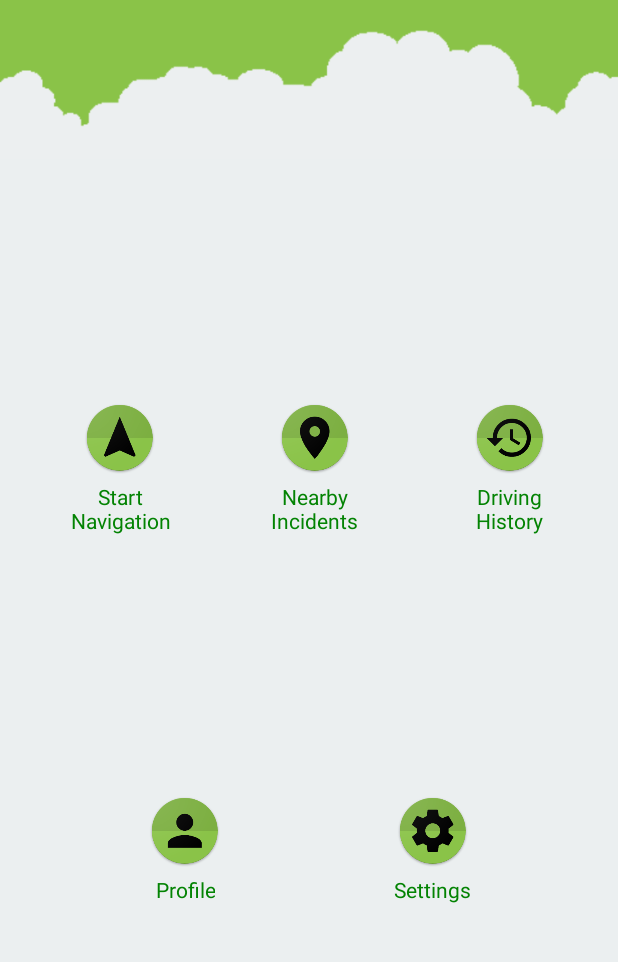
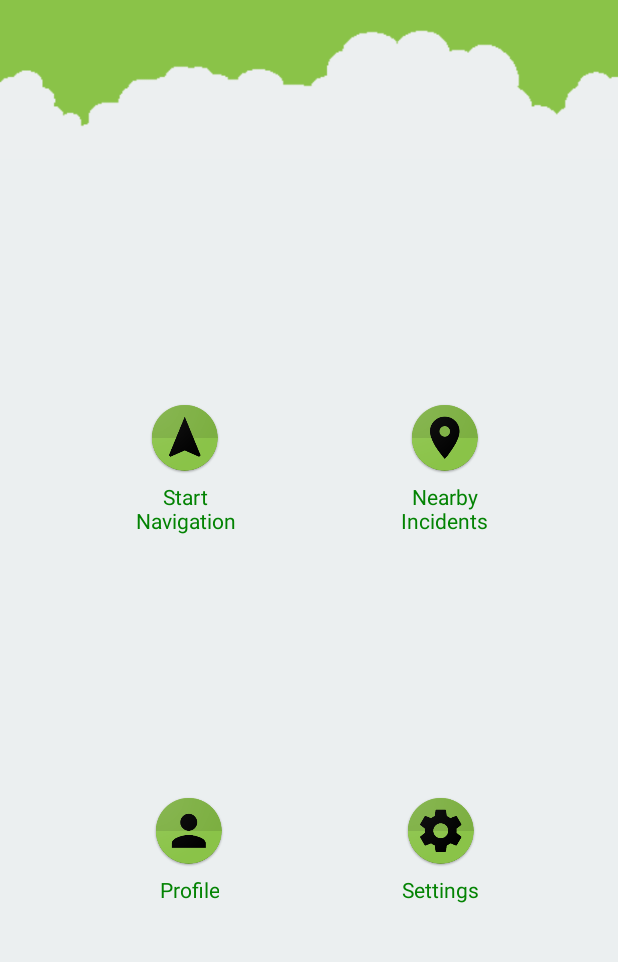
Before and after one commit to nadunj/GOSafeDemo, an Android app: the screen it shows after launch (MainMenu), on a phone screen of 412 x 824 dp, the part 60-1022 px from its top. Run offline under Robolectric (Android 15) with nearby library versions, the phone set to English and light mode, and no system bars; our stand-ins replace Room's generated code.

```diff
--- a/app/build.gradle
+++ b/app/build.gradle
@@ -38,6 +38,7 @@ dependencies {
     implementation 'com.google.android.gms:play-services-maps:17.0.0'
     implementation 'com.google.android.gms:play-services-places:17.0.0'
     implementation 'com.google.android.gms:play-services-location:17.0.0'
+    implementation 'com.google.android.libraries.places:places:1.0.0'
     implementation 'com.afollestad.material-dialogs:commons:0.9.6.0'
     implementation 'com.airbnb.android:lottie:2.0.0'
     implementation 'androidx.room:room-runtime:2.2.5'
@@ -51,7 +52,7 @@ dependencies {
     implementation 'com.google.code.gson:gson:2.8.5'
     implementation 'com.squareup.retrofit2:retrofit:2.3.0'
     implementation 'com.squareup.retrofit2:converter-gson:2.3.0'
-    implementation 'com.android.volley:volley:1.0.0'
+
 
     implementation 'androidx.multidex:multidex:2.0.1'
     implementation 'com.squareup.okhttp3:logging-interceptor:3.8.0'
--- a/app/src/main/java/apps/njl/gosafe/DriverHistoryAdapter.java
+++ b/app/src/main/java/apps/njl/gosafe/DriverHistoryAdapter.java
@@ -75,7 +75,7 @@ public class DriverHistoryAdapter extends RecyclerView.Adapter<DriverHistoryAdap
             txt_speed = itemView.findViewById(R.id.txt_historyfrag_avgspeed);
             txt_earnedScore = itemView.findViewById(R.id.txt_historyfrag_earnedscore);
             txt_reducedScore = itemView.findViewById(R.id.txt_historyfrag_reducedscore);
-            txt_totalScore = itemView.findViewById(R.id.txt_historyfrag_totalscore);
+
             btn_speedMap = itemView.findViewById(R.id.btn_history_map);
         }
     }
--- a/app/src/main/java/apps/njl/gosafe/LoginActivity.java
+++ b/app/src/main/java/apps/njl/gosafe/LoginActivity.java
@@ -42,7 +42,7 @@ public class LoginActivity extends AppCompatActivity {
         signuptxt = findViewById(R.id.txtsignup);
         layout = findViewById(R.id.layout_login);
 
-        sharedPreferences = getSharedPreferences("iSafe_settings",0);
+        sharedPreferences = getSharedPreferences("GoSafe_settings",0);
         editor = sharedPreferences.edit();
 
         editor.putBoolean("guest",true);
--- a/app/src/main/java/apps/njl/gosafe/MainMenu.java
+++ b/app/src/main/java/apps/njl/gosafe/MainMenu.java
@@ -41,15 +41,14 @@ public class MainMenu extends AppCompatActivity {
         layout = findViewById(R.id.layout_home);
         btn_navigation = findViewById(R.id.btn_mnu_navigate);
         btn_neabyIncident = findViewById(R.id.btn_mnu_incidents);
-        btn_history = findViewById(R.id.btn_mnu_history);
         btn_profile = findViewById(R.id.btn_mnu_profile);
         btn_settings = findViewById(R.id.btn_mnu_settings);
-        sharedPref = getSharedPreferences("iSafe_settings", 0);
+        sharedPref = getSharedPreferences("GoSafe_settings", 0);
         editor = sharedPref.edit();
 
-        tripDB = Room.databaseBuilder(getApplicationContext(), TripDB.class, "TripDB").fallbackToDestructiveMigration()
-                .allowMainThreadQueries()
-                .build();
+//        tripDB = Room.databaseBuilder(getApplicationContext(), TripDB.class, "TripDB").fallbackToDestructiveMigration()
+//                .allowMainThreadQueries()
+//                .build();
     }
 
     /**Initialize methods**/
@@ -86,7 +85,7 @@ public class MainMenu extends AppCompatActivity {
         });
 
         /**Start driving history activity**/
-        btn_history.setOnClickListener(new View.OnClickListener() {
+      /*  btn_history.setOnClickListener(new View.OnClickListener() {
             @Override
             public void onClick(View view) {
                 if(token!=null) {
@@ -101,7 +100,7 @@ public class MainMenu extends AppCompatActivity {
                 setMessage("Please login to access this service");
             }
             }
-        });
+        }); */
 
         /**start profile activity**/
         btn_profile.setOnClickListener(new View.OnClickListener() {
--- a/app/src/main/java/apps/njl/gosafe/Navigation.java
+++ b/app/src/main/java/apps/njl/gosafe/Navigation.java
@@ -312,7 +312,7 @@ public class Navigation extends AppCompatActivity implements OnMapReadyCallback,
     }
 
     private void Init() {
-        sharedPref = getSharedPreferences("iSafe_settings", 0);
+        sharedPref = getSharedPreferences("GoSafe_settings", 0);
         isReroute = getIntent().getBooleanExtra("isReroute", false);
         database = FirebaseDatabase.getInstance();
         myRef = database.getReference().child("RT-Incidents");
--- a/app/src/main/java/apps/njl/gosafe/ProfileActivity.java
+++ b/app/src/main/java/apps/njl/gosafe/ProfileActivity.java
@@ -85,7 +85,7 @@ public class ProfileActivity extends AppCompatActivity {
         restInterface = RESTClient.getInstance().create(RESTInterface.class);
         layout = findViewById(R.id.layout_profile);
 
-        profilePic = findViewById(R.id.img_profile);
+
         txt_fName = findViewById(R.id.fname);
         txt_nicNumber = findViewById(R.id.inputnic);
         txt_dob = findViewById(R.id.inputdob);
--- a/app/src/main/res/layout/activity_main_menu.xml
+++ b/app/src/main/res/layout/activity_main_menu.xml
@@ -32,8 +32,7 @@
         android:textColor="#fff"
         android:textSize="30sp"
         app:layout_constraintEnd_toEndOf="parent"
-        app:layout_constraintStart_toStartOf="parent"
-        app:layout_constraintTop_toBottomOf="@+id/lottieAnimationView" />
+        app:layout_constraintStart_toStartOf="parent" />
 
     <ImageView
         android:id="@+id/img_cloud"
@@ -85,8 +84,7 @@
         android:layout_marginTop="8dp"
         android:orientation="vertical"
         app:layout_constraintBottom_toTopOf="@+id/layout_mnu_settings"
-        app:layout_constraintEnd_toStartOf="@+id/layout_mnu_history"
-        app:layout_constraintHorizontal_bias="0.5"
+        app:layout_constraintEnd_toEndOf="parent"
         app:layout_constraintStart_toEndOf="@+id/layout_mnu_navigation"
         app:layout_constraintTop_toBottomOf="@+id/img_cloud">
 
@@ -105,38 +103,6 @@
             android:layout_margin="5dp"
             android:gravity="center"
             android:text="Nearby\nIncidents"
-            android:textColor="@color/colorPrimaryDark" />
-    </LinearLayout>
-
-    <LinearLayout
-        android:id="@+id/layout_mnu_history"
-        android:layout_width="100dp"
-        android:layout_height="100dp"
-        android:layout_marginBottom="8dp"
-        android:layout_marginStart="8dp"
-        android:layout_marginTop="8dp"
-        android:orientation="vertical"
-        app:layout_constraintBottom_toTopOf="@+id/layout_mnu_settings"
-        app:layout_constraintEnd_toEndOf="parent"
-        app:layout_constraintHorizontal_bias="0.5"
-        app:layout_constraintStart_toEndOf="@+id/layout_mnu_incident"
-        app:layout_constraintTop_toBottomOf="@+id/img_cloud">
-
-        <ImageButton
-            android:id="@+id/btn_mnu_history"
-            android:layout_width="wrap_content"
-            android:layout_height="wrap_content"
-            android:layout_gravity="center_horizontal"
-            android:background="@android:color/transparent"
-            android:src="@mipmap/mnu_history" />
-
-        <TextView
-            android:layout_width="wrap_content"
-            android:layout_height="wrap_content"
-            android:layout_gravity="center"
-            android:layout_margin="5dp"
-            android:gravity="center"
-            android:text="Driving\nHistory"
             android:textColor="@color/colorPrimaryDark" />
     </LinearLayout>
 
@@ -175,7 +141,6 @@
         android:id="@+id/layout_mnu_settings"
         android:layout_width="100dp"
         android:layout_height="100dp"
-        android:layout_marginEnd="8dp"
         android:layout_marginTop="8dp"
         android:orientation="vertical"
         app:layout_constraintBottom_toBottomOf="parent"
--- a/app/src/main/res/layout/activity_navigation.xml
+++ b/app/src/main/res/layout/activity_navigation.xml
@@ -22,7 +22,7 @@
 
             <fragment
                 android:id="@+id/place_autocomplete_fragment"
-                android:name="com.google.android.gms.location.places.ui.PlaceAutocompleteFragment"
+                android:name= "com.google.android.gms.location.places.ui.PlaceAutocompleteFragment"
                 android:layout_width="0dp"
                 android:layout_height="wrap_content"
                 app:layout_constraintBottom_toBottomOf="parent"
--- a/app/src/main/res/layout/activity_splash_screen.xml
+++ b/app/src/main/res/layout/activity_splash_screen.xml
@@ -4,6 +4,7 @@
     xmlns:tools="http://schemas.android.com/tools"
     android:layout_width="match_parent"
     android:layout_height="match_parent"
+    android:background="#5411CD25"
     tools:context=".SplashScreen">
 
     <ImageView
```
Also changed, not shown: app/src/main/res/layout/activity_profile.xml (+4 -19 lines), app/src/main/res/layout/driver_history_fragment.xml (+12 -40 lines), app/src/main/res/drawable-v24/settings.png (added).
